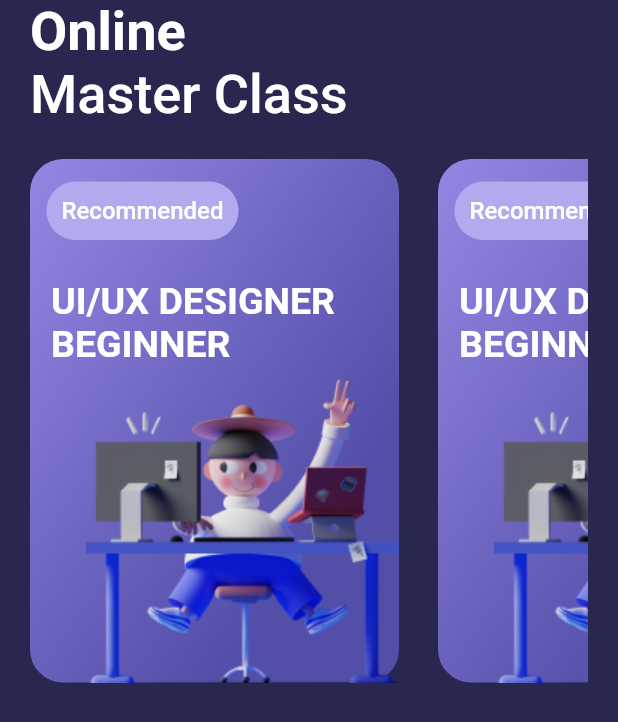
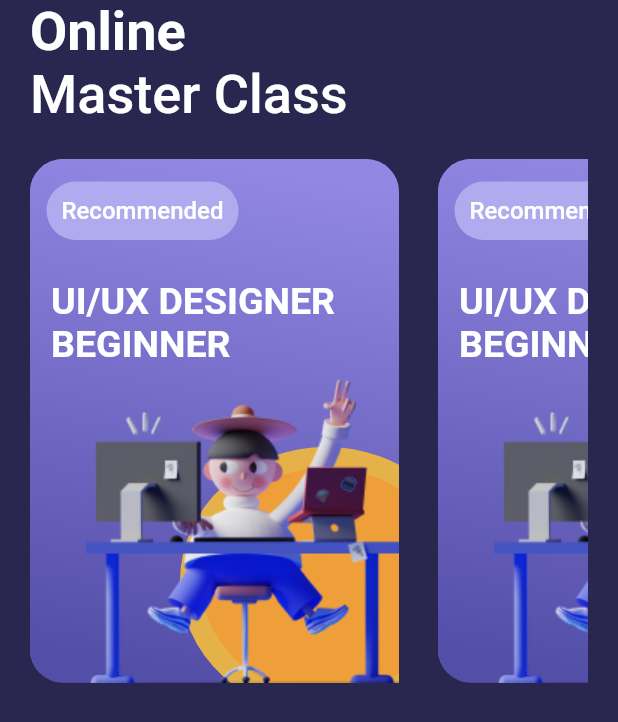
Before and after one commit to Emyeeeel/mobile_course_app_ui, a Flutter app: the screen it shows after launch, on a phone screen of 412 x 824 dp. Shown: the top 722 px of the screen. Run offline on Flutter 3.47's test engine with Material 2 defaults, Android fonts, the phone set to English and light mode, and no system bars; our stand-ins replace device_preview, google_fonts.

Commit message:
finally added the mask widget for first widget list

```diff
--- a/lib/pages/home_screen.dart
+++ b/lib/pages/home_screen.dart
@@ -59,7 +59,7 @@ class _HomeScreenState extends State<Homescreen> {
                       linearEnd: 0xFF534EA7,
                     );
                   },
-                ))
+                )),
           ],
         ),
       ),
--- a/lib/widgets/first_widgetList.dart
+++ b/lib/widgets/first_widgetList.dart
@@ -1,3 +1,4 @@
+import 'package:app_ui/widgets/maskedWidget.dart';
 import 'package:flutter/material.dart';
 import 'package:google_fonts/google_fonts.dart';
 
@@ -30,6 +31,7 @@ class HorizontalList extends StatelessWidget {
                 colors: <Color>[Color(linearStart), Color(linearEnd)])),
         child: Stack(
           children: [
+            Positioned(right: 0, bottom: 0, child: MaskGroup()),
             Positioned(
                 top: 15,
                 left: 11,
@@ -73,7 +75,7 @@ class HorizontalList extends StatelessWidget {
                 bottom: 0,
                 child: Image.asset(
                   image,
-                ))
+                )),
           ],
         ),
       ),
--- /dev/null
+++ b/lib/widgets/maskedWidget.dart
@@ -0,0 +1,51 @@
+import 'package:flutter/material.dart';
+
+class MaskGroup extends StatelessWidget {
+  @override
+  Widget build(BuildContext context) {
+    return Column(
+      children: [
+        Container(
+          width: 246,
+          height: 349,
+          child: Stack(
+            children: [
+              Positioned(
+                left: 0,
+                top: 0,
+                child: Container(
+                  width: 246,
+                  height: 349,
+                  decoration: ShapeDecoration(
+                    gradient: LinearGradient(
+                      begin: Alignment(0.23, -0.97),
+                      end: Alignment(-0.23, 0.97),
+                      colors: [Color(0xFF9288E4), Color(0xFF534EA7)],
+                    ),
+                    shape: RoundedRectangleBorder(
+                      borderRadius: BorderRadius.circular(22),
+                    ),
+                  ),
+                ),
+              ),
+              Positioned(
+                left: 100,
+                top: 192,
+                child: Container(
+                  width: 195,
+                  height: 179,
+                  decoration: ShapeDecoration(
+                    color: Color(0xFFEE9F39),
+                    shape: OvalBorder(
+                      side: BorderSide(width: 14, color: Color(0xFFE4B249)),
+                    ),
+                  ),
+                ),
+              ),
+            ],
+          ),
+        ),
+      ],
+    );
+  }
+}
```
